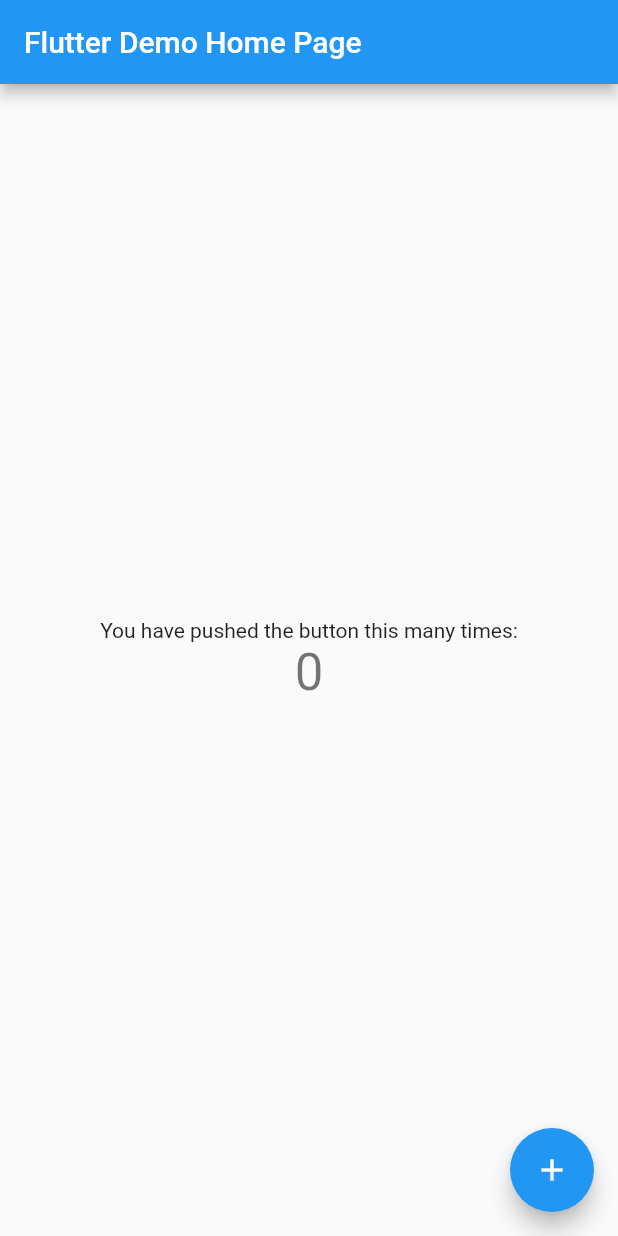
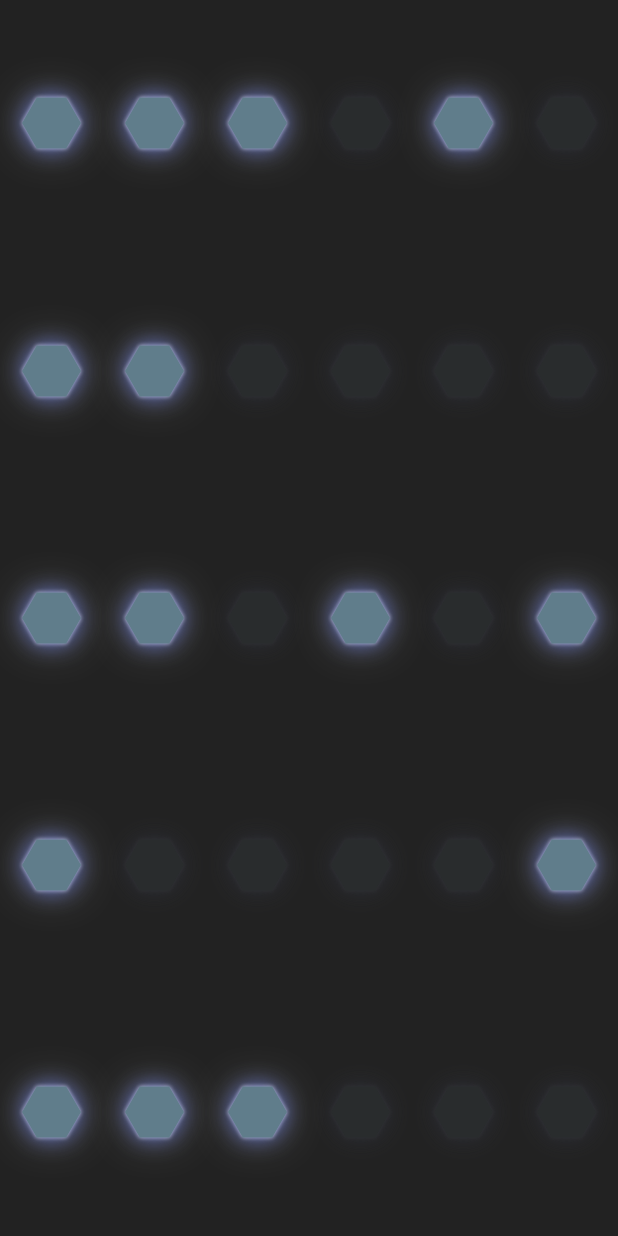
Before and after one commit to ktr0328/binary_clock, a Flutter app: the screen it shows after launch, on a phone screen of 412 x 824 dp. Run offline on Flutter 3.47's test engine with Material 2 defaults, Android fonts, the phone set to English and light mode, and no system bars.

Commit message:
feat: add Clock

```diff
--- a/lib/main.dart
+++ b/lib/main.dart
@@ -1,3 +1,4 @@
+import 'package:binary_clock/widgets/TickerBuilder.dart';
 import 'package:flutter/material.dart';
 
 void main() {
@@ -7,39 +8,20 @@ void main() {
 class MyApp extends StatelessWidget {
   const MyApp({Key? key}) : super(key: key);
 
-  // This widget is the root of your application.
   @override
   Widget build(BuildContext context) {
     return MaterialApp(
       title: 'Flutter Demo',
       theme: ThemeData(
-        // This is the theme of your application.
-        //
-        // Try running your application with "flutter run". You'll see the
-        // application has a blue toolbar. Then, without quitting the app, try
-        // changing the primarySwatch below to Colors.green and then invoke
-        // "hot reload" (press "r" in the console where you ran "flutter run",
-        // or simply save your changes to "hot reload" in a Flutter IDE).
-        // Notice that the counter didn't reset back to zero; the application
-        // is not restarted.
         primarySwatch: Colors.blue,
       ),
-      home: const MyHomePage(title: 'Flutter Demo Home Page'),
+      home: const MyHomePage(title: 'Binary Clock'),
     );
   }
 }
 
 class MyHomePage extends StatefulWidget {
   const MyHomePage({Key? key, required this.title}) : super(key: key);
-
-  // This widget is the home page of your application. It is stateful, meaning
-  // that it has a State object (defined below) that contains fields that affect
-  // how it looks.
-
-  // This class is the configuration for the state. It holds the values (in this
-  // case the title) provided by the parent (in this case the App widget) and
-  // used by the build method of the State. Fields in a Widget subclass are
-  // always marked "final".
 
   final String title;
 
@@ -48,68 +30,29 @@ class MyHomePage extends StatefulWidget {
 }
 
 class _MyHomePageState extends State<MyHomePage> {
-  int _counter = 0;
-
-  void _incrementCounter() {
-    setState(() {
-      // This call to setState tells the Flutter framework that something has
-      // changed in this State, which causes it to rerun the build method below
-      // so that the display can reflect the updated values. If we changed
-      // _counter without calling setState(), then the build method would not be
-      // called again, and so nothing would appear to happen.
-      _counter++;
-    });
-  }
-
   @override
   Widget build(BuildContext context) {
-    // This method is rerun every time setState is called, for instance as done
-    // by the _incrementCounter method above.
-    //
-    // The Flutter framework has been optimized to make rerunning build methods
-    // fast, so that you can just rebuild anything that needs updating rather
-    // than having to individually change instances of widgets.
     return Scaffold(
-      appBar: AppBar(
-        // Here we take the value from the MyHomePage object that was created by
-        // the App.build method, and use it to set our appbar title.
-        title: Text(widget.title),
-      ),
-      body: Center(
-        // Center is a layout widget. It takes a single child and positions it
-        // in the middle of the parent.
+      backgroundColor: Colors.black87,
+      // appBar: AppBar(
+      //   title: Text(widget.title),
+      // ),
+      drawer: Drawer(
         child: Column(
-          // Column is also a layout widget. It takes a list of children and
-          // arranges them vertically. By default, it sizes itself to fit its
-          // children horizontally, and tries to be as tall as its parent.
-          //
-          // Invoke "debug painting" (press "p" in the console, choose the
-          // "Toggle Debug Paint" action from the Flutter Inspector in Android
-          // Studio, or the "Toggle Debug Paint" command in Visual Studio Code)
-          // to see the wireframe for each widget.
-          //
-          // Column has various properties to control how it sizes itself and
-          // how it positions its children. Here we use mainAxisAlignment to
-          // center the children vertically; the main axis here is the vertical
-          // axis because Columns are vertical (the cross axis would be
-          // horizontal).
-          mainAxisAlignment: MainAxisAlignment.center,
-          children: <Widget>[
-            const Text(
-              'You have pushed the button this many times:',
-            ),
-            Text(
-              '$_counter',
-              style: Theme.of(context).textTheme.headline4,
-            ),
+          children: [
+            const DrawerHeader(child: Text('header')),
+            Expanded(child: ListView.builder(
+              itemBuilder: (context, index) {
+                return const ListTile(
+                    leading: Icon(Icons.favorite), title: Text('a'));
+              },
+            ))
           ],
         ),
       ),
-      floatingActionButton: FloatingActionButton(
-        onPressed: _incrementCounter,
-        tooltip: 'Increment',
-        child: const Icon(Icons.add),
-      ), // This trailing comma makes auto-formatting nicer for build methods.
+      body: const Center(
+        child: TickerBuilder(),
+      ),
     );
   }
 }
--- /dev/null
+++ b/lib/widgets/BinaryBlock.dart
@@ -0,0 +1,33 @@
+// ignore_for_file: file_names
+
+import 'package:flutter/material.dart';
+
+class BinaryBlock extends StatelessWidget {
+  final bool flag;
+
+  const BinaryBlock({Key? key, required this.flag}) : super(key: key);
+
+  @override
+  Widget build(BuildContext context) {
+    double getIconSize() {
+      var width = MediaQuery.of(context).size.width * 0.11;
+      var height = MediaQuery.of(context).size.height * 0.11;
+      return width > height ? height : width;
+    }
+
+    return AnimatedOpacity(
+        opacity: flag ? 0.1 : 1.0,
+        duration: const Duration(milliseconds: 500),
+        curve: Curves.easeOut,
+        child: Icon(
+          Icons.hexagon,
+          size: getIconSize(),
+          color: Colors.blueGrey,
+          shadows: const [
+            BoxShadow(color: Colors.white, blurRadius: 3),
+            BoxShadow(color: Colors.indigo, blurRadius: 18),
+            BoxShadow(color: Colors.white38, blurRadius: 32),
+          ],
+        ));
+  }
+}
--- /dev/null
+++ b/lib/widgets/BinaryClock.dart
@@ -0,0 +1,40 @@
+// ignore_for_file: file_names
+
+import 'package:flutter/material.dart';
+
+import 'BinaryContainer.dart';
+
+class BinaryClock extends StatelessWidget {
+  final DateTime time;
+
+  const BinaryClock({Key? key, required this.time}) : super(key: key);
+
+  @override
+  Widget build(BuildContext context) {
+    return Container(
+      alignment: Alignment.center,
+      child: Center(
+        child: Column(
+          mainAxisAlignment: MainAxisAlignment.spaceAround,
+          children: [
+            BinaryContainer(
+              time: time.month,
+            ),
+            BinaryContainer(
+              time: time.day,
+            ),
+            BinaryContainer(
+              time: time.hour,
+            ),
+            BinaryContainer(
+              time: time.minute,
+            ),
+            BinaryContainer(
+              time: time.second,
+            ),
+          ],
+        ),
+      ),
+    );
+  }
+}
--- /dev/null
+++ b/lib/widgets/BinaryContainer.dart
@@ -0,0 +1,30 @@
+import 'package:flutter/material.dart';
+
+import 'BinaryBlock.dart';
+
+class BinaryContainer extends StatelessWidget {
+  final int time;
+  final TextStyle? style;
+
+  const BinaryContainer({
+    Key? key,
+    required this.time,
+    this.style,
+  }) : super(key: key);
+
+  List<String> get timeFlag => time.toRadixString(2).padLeft(6, '0').split('');
+
+  @override
+  Widget build(BuildContext context) {
+    return Row(
+      mainAxisAlignment: MainAxisAlignment.spaceAround,
+      children: [
+        for (var s in timeFlag) ...[
+          Center(
+            child: BinaryBlock(flag: s == '1'),
+          )
+        ]
+      ],
+    );
+  }
+}
--- /dev/null
+++ b/lib/widgets/TickerBuilder.dart
@@ -0,0 +1,52 @@
+// ignore_for_file: file_names
+
+import 'package:flutter/material.dart';
+import 'package:flutter/scheduler.dart';
+
+import 'BinaryClock.dart';
+
+class TickerBuilder extends StatefulWidget {
+  const TickerBuilder({Key? key}) : super(key: key);
+
+  @override
+  State<StatefulWidget> createState() => _TickerBuilderState();
+}
+
+class _TickerBuilderState extends State<TickerBuilder>
+    with SingleTickerProviderStateMixin {
+  late final Ticker _ticker;
+  late DateTime _time;
+
+  final double fps = 30;
+
+  Duration lastTick = const Duration(milliseconds: 0);
+  double tmpElapsedTick = 0;
+
+  @override
+  void initState() {
+    super.initState();
+    _time = DateTime.now();
+    _ticker = createTicker((elapsed) {
+      var diff = elapsed.inMilliseconds - lastTick.inMilliseconds;
+      tmpElapsedTick += diff;
+      var frameTime = 10000 / fps;
+
+      if (tmpElapsedTick > frameTime) {
+        setState(() => _time = DateTime.now());
+        lastTick = elapsed;
+        tmpElapsedTick = 0;
+      }
+    });
+
+    _ticker.start();
+  }
+
+  @override
+  void dispose() {
+    _ticker.dispose();
+    super.dispose();
+  }
+
+  @override
+  Widget build(BuildContext context) => BinaryClock(time: _time);
+}
```
Also changed, not shown: 2 other files.
